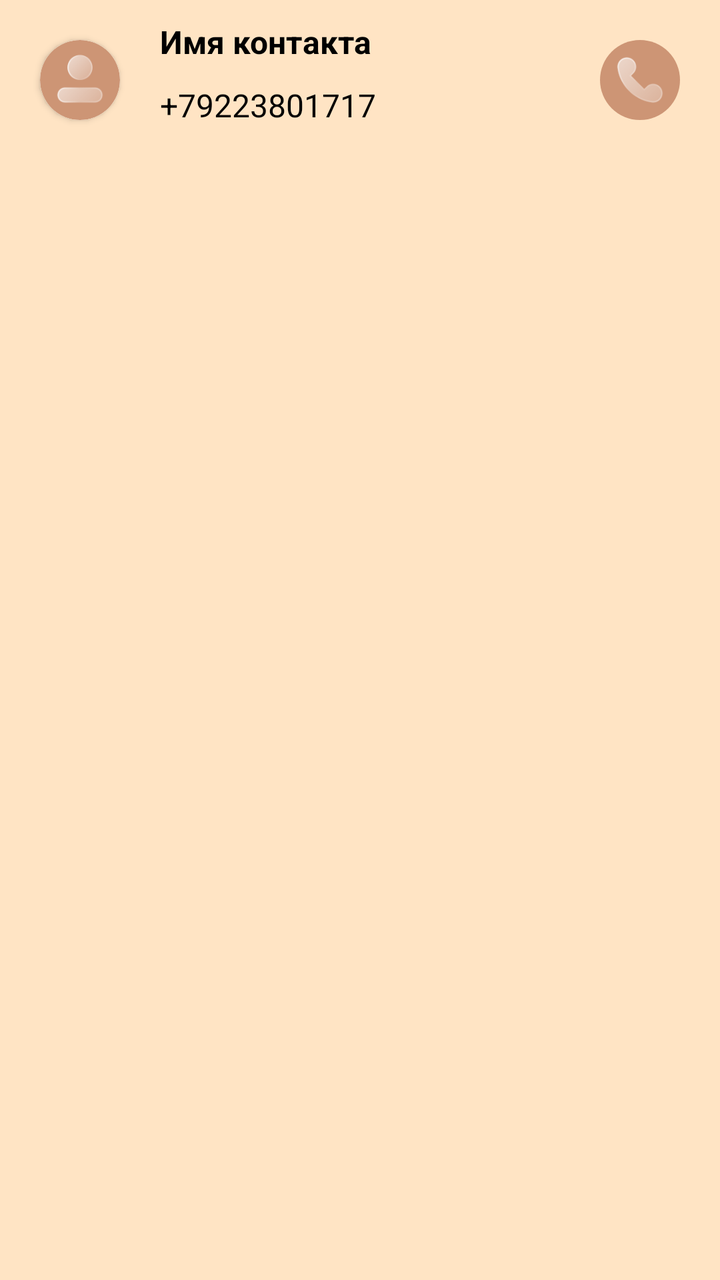
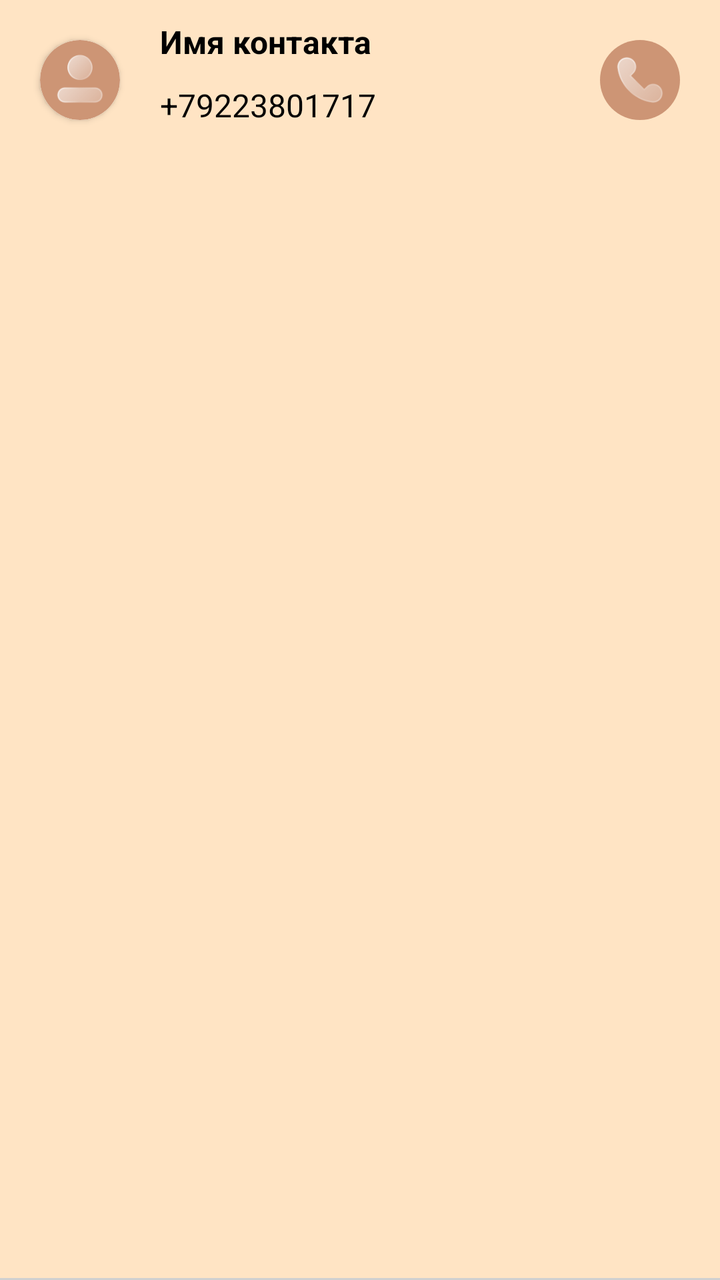

Before-and-after screenshots of an Android layout around one commit, followed by the original layout XML and the change that was made.
<!-- AndroidManifest.xml: application theme Theme.Animation_Klimov -->
<!-- res/layout/item_contact.xml -->
<?xml version="1.0" encoding="utf-8"?>
<androidx.constraintlayout.widget.ConstraintLayout xmlns:android="http://schemas.android.com/apk/res/android"
    android:layout_width="match_parent"
    android:layout_height="wrap_content"
    android:background="#ffe4c4"
    xmlns:app="http://schemas.android.com/apk/res-auto">
    
    <LinearLayout
        android:layout_width="match_parent"
        android:layout_height="wrap_content"
        android:orientation="horizontal">
        
        <androidx.cardview.widget.CardView
            android:id="@+id/cvPhoto"
            android:layout_width="40dp"
            android:layout_height="40dp"
            android:layout_margin="20dp"
            app:cardCornerRadius="20dp"
            android:transitionName="photoContact">
            
            <ImageView
                android:id="@+id/ivPhoto"
                android:layout_width="40dp"
                android:layout_height="40dp"
                android:src="@drawable/ic_user_logo"
                android:background="@drawable/background_icon"/>
            
        </androidx.cardview.widget.CardView>

        <LinearLayout
            android:layout_width="match_parent"
            android:layout_height="match_parent"
            android:layout_marginTop="10dp"
            android:orientation="vertical"
            android:layout_weight="1">

            <TextView
                android:id="@+id/tvName"
                android:layout_width="wrap_content"
                android:layout_height="wrap_content"
                android:text="Имя контакта"
                android:textStyle="bold"
                android:textColor="@color/black"
                android:textSize="16sp"
                android:layout_marginBottom="10dp"/>

            <TextView
                android:id="@+id/tvPhone"
                android:layout_width="wrap_content"
                android:layout_height="wrap_content"
                android:text="+79223801717"
                android:textColor="@color/black"
                android:textSize="16sp"/>

        </LinearLayout>

        <ImageView
            android:id="@+id/btnCall"
            android:layout_width="40dp"
            android:layout_height="40dp"
            android:layout_margin="20dp"
            android:src="@drawable/ic_call"
            android:background="@drawable/background_icon"/>
        
    </LinearLayout>

</androidx.constraintlayout.widget.ConstraintLayout>
<!-- resources referenced by this layout -->
<resources>
  <color name="black">#FF000000</color>
  <!-- drawable background_icon (drawable) -->
  <?xml version="1.0" encoding="utf-8"?>
  <shape xmlns:android="http://schemas.android.com/apk/res/android">
      <corners android:radius="25dp"/>
      <solid android:color="#cd9575"/>
      <padding android:top="5dp"
          android:bottom="5dp"
          android:left="5dp"
          android:right="5dp"/>
  </shape>
  <!-- drawable ic_call: png bitmap (drawable, 1986 bytes) -->
  <!-- drawable ic_user_logo: png bitmap (drawable, 2062 bytes) -->
  <style name="Theme.Animation_Klimov" parent="Base.Theme.Animation_Klimov">
  
          <item name="android:windowActivityTransitions">true</item>
          <item name="android:windowSharedElementEnterTransition">@transition/transition</item>
  
      </style>
  <style name="Base.Theme.Animation_Klimov" parent="Theme.Material3.DayNight.NoActionBar">
          
          
      </style>
</resources>

<!-- the commit's change to res/layout/item_contact.xml (unified diff, before → after) -->
@@ -1,48 +1,50 @@
 <?xml version="1.0" encoding="utf-8"?>
 <androidx.constraintlayout.widget.ConstraintLayout xmlns:android="http://schemas.android.com/apk/res/android"
+    xmlns:tools="http://schemas.android.com/tools"
     android:layout_width="match_parent"
     android:layout_height="wrap_content"
     android:background="#ffe4c4"
     xmlns:app="http://schemas.android.com/apk/res-auto">
-    
+
     <LinearLayout
+        android:id="@+id/linearLayout"
         android:layout_width="match_parent"
         android:layout_height="wrap_content"
         android:orientation="horizontal">
-        
+
         <androidx.cardview.widget.CardView
             android:id="@+id/cvPhoto"
             android:layout_width="40dp"
             android:layout_height="40dp"
             android:layout_margin="20dp"
-            app:cardCornerRadius="20dp"
-            android:transitionName="photoContact">
-            
+            android:transitionName="photoContact"
+            app:cardCornerRadius="20dp">
+
             <ImageView
                 android:id="@+id/ivPhoto"
                 android:layout_width="40dp"
                 android:layout_height="40dp"
-                android:src="@drawable/ic_user_logo"
-                android:background="@drawable/background_icon"/>
-            
+                android:background="@drawable/background_icon"
+                android:src="@drawable/ic_user_logo" />
+
         </androidx.cardview.widget.CardView>
 
         <LinearLayout
             android:layout_width="match_parent"
             android:layout_height="match_parent"
             android:layout_marginTop="10dp"
-            android:orientation="vertical"
-            android:layout_weight="1">
+            android:layout_weight="1"
+            android:orientation="vertical">
 
             <TextView
                 android:id="@+id/tvName"
                 android:layout_width="wrap_content"
                 android:layout_height="wrap_content"
+                android:layout_marginBottom="10dp"
                 android:text="Имя контакта"
-                android:textStyle="bold"
                 android:textColor="@color/black"
                 android:textSize="16sp"
-                android:layout_marginBottom="10dp"/>
+                android:textStyle="bold" />
 
             <TextView
                 android:id="@+id/tvPhone"
@@ -50,7 +52,7 @@
                 android:layout_height="wrap_content"
                 android:text="+79223801717"
                 android:textColor="@color/black"
-                android:textSize="16sp"/>
+                android:textSize="16sp" />
 
         </LinearLayout>
 
@@ -59,9 +61,16 @@
             android:layout_width="40dp"
             android:layout_height="40dp"
             android:layout_margin="20dp"
-            android:src="@drawable/ic_call"
-            android:background="@drawable/background_icon"/>
-        
+            android:background="@drawable/background_icon"
+            android:src="@drawable/ic_call" />
+
     </LinearLayout>
 
+    <View
+        android:layout_width="match_parent"
+        android:layout_height="1dp"
+        android:background="#D0D0D0"
+        app:layout_constraintBottom_toBottomOf="parent"
+        app:layout_constraintStart_toStartOf="parent" />
+
 </androidx.constraintlayout.widget.ConstraintLayout>
